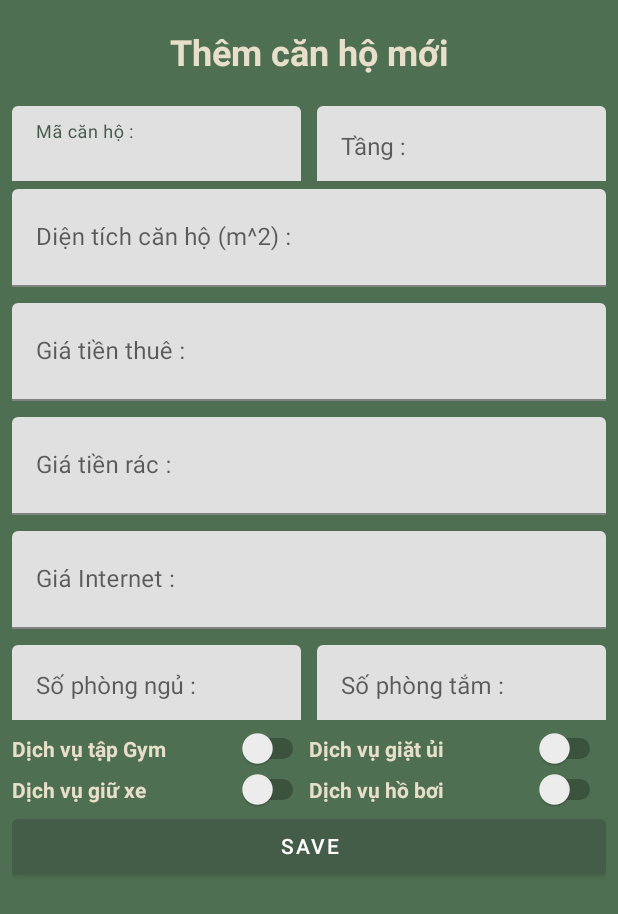
After one commit to baobao0303/ApartmentManagement, an Android app: the AddApartmentActivity screen opened directly, with no data from a screen before it, on a phone screen of 412 x 824 dp. The commit adds this screen. Shown: the top 914 px of the screen. Run offline under Robolectric (Android 15) with nearby library versions, the phone set to English and light mode, and no system bars; our stand-ins replace Firebase (no records; nobody signed in at launch, a user with empty details on screens opened directly).

Commit message:
add apartments

```diff
--- /dev/null
+++ b/app/src/main/java/com/luaga/apartmentmanagement/AddApartmentActivity.kt
@@ -0,0 +1,57 @@
+package com.luaga.apartmentmanagement
+
+import android.os.Bundle
+import android.widget.Toast
+import androidx.appcompat.app.AppCompatActivity
+import com.google.firebase.auth.FirebaseAuth
+import com.google.firebase.database.DatabaseReference
+import com.google.firebase.database.FirebaseDatabase
+import com.luaga.apartmentmanagement.data.Apartments
+import com.luaga.apartmentmanagement.databinding.ActivityAddApartmentBinding
+
+class AddApartmentActivity : AppCompatActivity() {
+    lateinit var  addApartmentBinding: ActivityAddApartmentBinding
+
+    val database : FirebaseDatabase = FirebaseDatabase.getInstance()
+    val currentUser = FirebaseAuth.getInstance().currentUser
+    val currentUserId = currentUser?.uid
+    val reference : DatabaseReference= database.reference.child("users").child("$currentUserId").child("apartments")
+    override fun onCreate(savedInstanceState: Bundle?) {
+        super.onCreate(savedInstanceState)
+        addApartmentBinding = ActivityAddApartmentBinding.inflate(layoutInflater)
+        val view = addApartmentBinding.root
+        setContentView(view)
+        addApartmentBinding.buttonAddItem.setOnClickListener{
+            addApartmentToDatabase()
+        }
+    }
+    fun addApartmentToDatabase(){
+        val apartmentNumber: String = addApartmentBinding.addApartmentNumber.text.toString()
+        val floor: Int = addApartmentBinding.addFloor.text.toString().toInt()
+        val area: Int = addApartmentBinding.addArea.text.toString().toInt()
+        val price: Int = addApartmentBinding.addPrice.text.toString().toInt()
+        val priceGarbage: Int = addApartmentBinding.addPriceGarbage.text.toString().toInt()
+        val priceInternet: Int = addApartmentBinding.addPriceInternet.text.toString().toInt()
+        val numBedrooms: Int = addApartmentBinding.addNumBedrooms.text.toString().toInt()
+        val numBathrooms: Int = addApartmentBinding.addNumBathrooms.text.toString().toInt()
+        val gymService: Boolean = addApartmentBinding.addGymService.isChecked
+        val laundryService: Boolean = addApartmentBinding.addLaundryService.isChecked
+        val parkingService: Boolean = addApartmentBinding.addParkingService.isChecked
+        val swimmingService: Boolean = addApartmentBinding.addSwimmingService.isChecked
+
+        val id : String = reference.push().key.toString()
+
+        val apartment = Apartments(
+            id, apartmentNumber, floor, area, price, priceGarbage, priceInternet, numBedrooms, numBathrooms,
+            gymService, laundryService, parkingService, swimmingService
+        )
+        reference.child(id).setValue(apartment).addOnCompleteListener{
+                task -> if (task.isSuccessful){
+            Toast.makeText(applicationContext,"Đã thêm căn hộ mới", Toast.LENGTH_SHORT).show()
+            finish()
+        }else{
+            Toast.makeText(applicationContext,task.exception.toString(), Toast.LENGTH_SHORT).show()
+        }
+        }
+    }
+}
--- /dev/null
+++ b/app/src/main/res/layout/activity_add_apartment.xml
@@ -0,0 +1,242 @@
+<?xml version="1.0" encoding="utf-8"?>
+<LinearLayout xmlns:android="http://schemas.android.com/apk/res/android"
+    xmlns:app="http://schemas.android.com/apk/res-auto"
+    xmlns:tools="http://schemas.android.com/tools"
+    android:layout_width="match_parent"
+    android:layout_height="wrap_content"
+    android:layout_margin="5dp"
+    android:layout_marginTop="450dp"
+    android:background="@color/green_500"
+    android:gravity="center_horizontal"
+    android:orientation="vertical"
+    android:padding="8dp"
+    tools:context=".AddApartmentActivity">
+
+
+    <TextView
+        android:id="@+id/textView5"
+        android:layout_width="match_parent"
+        android:layout_height="wrap_content"
+        android:layout_marginTop="10dp"
+        android:layout_marginBottom="20dp"
+        android:gravity="center"
+        android:text="Thêm căn hộ mới"
+        android:textColor="@color/beige_700"
+        android:textSize="24sp"
+        android:textStyle="bold" />
+
+    <LinearLayout
+        android:layout_width="match_parent"
+        android:layout_height="50dp"
+        android:orientation="horizontal">
+
+        <com.google.android.material.textfield.TextInputLayout
+            android:layout_width="0dp"
+            android:layout_height="65dp"
+            android:layout_marginRight="5dp"
+            android:layout_marginBottom="5dp"
+            android:layout_weight="1">
+
+            <com.google.android.material.textfield.TextInputEditText
+                android:id="@+id/addApartmentNumber"
+                android:layout_width="match_parent"
+                android:layout_height="wrap_content"
+                android:hint="Mã căn hộ : "
+                android:inputType="text" />
+        </com.google.android.material.textfield.TextInputLayout>
+
+        <com.google.android.material.textfield.TextInputLayout
+            android:layout_width="0dp"
+            android:layout_height="65dp"
+            android:layout_marginLeft="5dp"
+            android:layout_marginBottom="5dp"
+            android:layout_weight="1">
+
+            <com.google.android.material.textfield.TextInputEditText
+                android:id="@+id/addFloor"
+                android:layout_width="match_parent"
+                android:layout_height="wrap_content"
+                android:hint="Tầng : "
+                android:inputType="number|numberDecimal" />
+        </com.google.android.material.textfield.TextInputLayout>
+    </LinearLayout>
+
+    <com.google.android.material.textfield.TextInputLayout
+        android:layout_width="match_parent"
+        android:layout_height="65dp"
+        android:layout_marginTop="5dp"
+        android:layout_marginBottom="5dp">
+
+        <com.google.android.material.textfield.TextInputEditText
+            android:id="@+id/addArea"
+            android:layout_width="match_parent"
+            android:layout_height="match_parent"
+            android:hint="Diện tích căn hộ (m^2) : "
+            android:inputType="number|numberDecimal" />
+
+    </com.google.android.material.textfield.TextInputLayout>
+
+    <com.google.android.material.textfield.TextInputLayout
+        android:layout_width="match_parent"
+        android:layout_height="65dp"
+        android:layout_marginTop="5dp"
+        android:layout_marginBottom="5dp">
+
+        <com.google.android.material.textfield.TextInputEditText
+            android:id="@+id/addPrice"
+            android:layout_width="match_parent"
+            android:layout_height="match_parent"
+            android:hint="Giá tiền thuê : "
+            android:inputType="number|numberDecimal" />
+
+    </com.google.android.material.textfield.TextInputLayout>
+
+    <com.google.android.material.textfield.TextInputLayout
+        android:layout_width="match_parent"
+        android:layout_height="65dp"
+        android:layout_marginTop="5dp"
+        android:layout_marginBottom="5dp">
+
+        <com.google.android.material.textfield.TextInputEditText
+            android:id="@+id/addPriceGarbage"
+            android:layout_width="match_parent"
+            android:layout_height="match_parent"
+            android:hint="Giá tiền rác : "
+            android:inputType="number|numberDecimal" />
+
+    </com.google.android.material.textfield.TextInputLayout>
+
+    <com.google.android.material.textfield.TextInputLayout
+        android:layout_width="match_parent"
+        android:layout_height="65dp"
+        android:layout_marginTop="5dp"
+        android:layout_marginBottom="5dp">
+
+        <com.google.android.material.textfield.TextInputEditText
+            android:id="@+id/addPriceInternet"
+            android:layout_width="match_parent"
+            android:layout_height="match_parent"
+            android:hint="Giá Internet : "
+            android:inputType="number|numberDecimal" />
+
+    </com.google.android.material.textfield.TextInputLayout>
+
+    <LinearLayout
+        android:layout_width="wrap_content"
+        android:layout_height="wrap_content"
+        android:orientation="horizontal"></LinearLayout>
+
+    <LinearLayout
+        android:layout_width="wrap_content"
+        android:layout_height="wrap_content"
+        android:orientation="horizontal"></LinearLayout>
+
+    <LinearLayout
+        android:layout_width="match_parent"
+        android:layout_height="50dp"
+        android:layout_marginTop="5dp"
+        android:layout_marginBottom="5dp"
+        android:orientation="horizontal">
+
+        <com.google.android.material.textfield.TextInputLayout
+            android:layout_width="0dp"
+            android:layout_height="65dp"
+            android:layout_marginRight="5dp"
+            android:layout_marginBottom="5dp"
+            android:layout_weight="1">
+
+            <com.google.android.material.textfield.TextInputEditText
+                android:id="@+id/addNumBedrooms"
+                android:layout_width="match_parent"
+                android:layout_height="wrap_content"
+                android:hint="Số phòng ngủ : "
+                android:inputType="number|numberDecimal" />
+        </com.google.android.material.textfield.TextInputLayout>
+
+        <com.google.android.material.textfield.TextInputLayout
+            android:layout_width="0dp"
+            android:layout_height="65dp"
+            android:layout_marginLeft="5dp"
+            android:layout_marginBottom="5dp"
+            android:layout_weight="1">
+
+            <com.google.android.material.textfield.TextInputEditText
+                android:id="@+id/addNumBathrooms"
+                android:layout_width="match_parent"
+                android:layout_height="wrap_content"
+                android:hint="Số phòng tắm : "
+                android:inputType="number|numberDecimal" />
+        </com.google.android.material.textfield.TextInputLayout>
+    </LinearLayout>
+
+    <LinearLayout
+        android:layout_width="match_parent"
+        android:layout_height="wrap_content"
+        android:orientation="vertical">
+
+        <!-- Hàng đầu -->
+        <LinearLayout
+            android:layout_width="match_parent"
+            android:layout_height="wrap_content"
+            android:orientation="horizontal">
+
+            <Switch
+                android:id="@+id/addGymService"
+                android:layout_width="0dp"
+                android:layout_height="wrap_content"
+                android:layout_weight="1"
+                android:text="@string/addGymService"
+                android:textColor="@color/beige_700"
+                android:textStyle="bold"
+                tools:ignore="UseSwitchCompatOrMaterialXml" />
+
+            <Switch
+                android:id="@+id/addLaundryService"
+                android:layout_width="0dp"
+                android:layout_height="wrap_content"
+                android:layout_weight="1"
+                android:text="@string/addLaundryService"
+                android:textColor="@color/beige_700"
+                android:textStyle="bold"
+                tools:ignore="UseSwitchCompatOrMaterialXml" />
+
+        </LinearLayout>
+
+        <!-- Hàng thứ hai -->
+        <LinearLayout
+            android:layout_width="match_parent"
+            android:layout_height="wrap_content"
+            android:orientation="horizontal">
+
+            <Switch
+                android:id="@+id/addParkingService"
+                android:layout_width="0dp"
+                android:layout_height="wrap_content"
+                android:layout_weight="1"
+                android:text="@string/addParkingService"
+                android:textColor="@color/beige_700"
+                android:textStyle="bold"
+                tools:ignore="UseSwitchCompatOrMaterialXml" />
+
+            <Switch
+                android:id="@+id/addSwimmingService"
+                android:layout_width="0dp"
+                android:layout_height="wrap_content"
+                android:layout_weight="1"
+                android:text="@string/addSwimmingService"
+                android:textColor="@color/beige_700"
+                android:textStyle="bold"
+                tools:ignore="UseSwitchCompatOrMaterialXml" />
+
+        </LinearLayout>
+
+    </LinearLayout>
+
+    <Button
+        android:id="@+id/buttonAddItem"
+        android:layout_width="match_parent"
+        android:layout_height="wrap_content"
+        android:text="@string/save" />
+
+
+</LinearLayout>
--- a/app/src/main/res/values/strings.xml
+++ b/app/src/main/res/values/strings.xml
@@ -2,4 +2,9 @@
     <string name="app_name">ApartmentManagement</string>
     <string name="account">Dont\'t you have an account yet? <font color="#5BBCFF"><b><u><i>Sign Up</i></u></b></font> </string>
     <string name="forget_password"><u>I forget my password</u></string>
+    <string name="addSwimmingService">Dịch vụ hồ bơi</string>
+    <string name="addParkingService">Dịch vụ giữ xe</string>
+    <string name="addGymService">Dịch vụ tập Gym</string>
+    <string name="addLaundryService">Dịch vụ giặt ủi</string>
+    <string name="save">Save</string>
 </resources>
```
Also changed, not shown: app/src/main/AndroidManifest.xml (+10 -2 lines), app/src/main/java/com/luaga/apartmentmanagement/MainActivity.kt (+9 -1 lines), app/src/main/java/com/luaga/apartmentmanagement/SignupActivity.kt (+18 -28 lines), app/src/main/java/com/luaga/apartmentmanagement/UpdateApartmentActivity.kt (added, +20 -0 lines), app/src/main/java/com/luaga/apartmentmanagement/data/Apartments.kt (added, +19 -0 lines), app/src/main/res/layout/activity_main.xml (+11 -14 lines), app/src/main/res/layout/activity_update_apartment.xml (added, +241 -0 lines).
